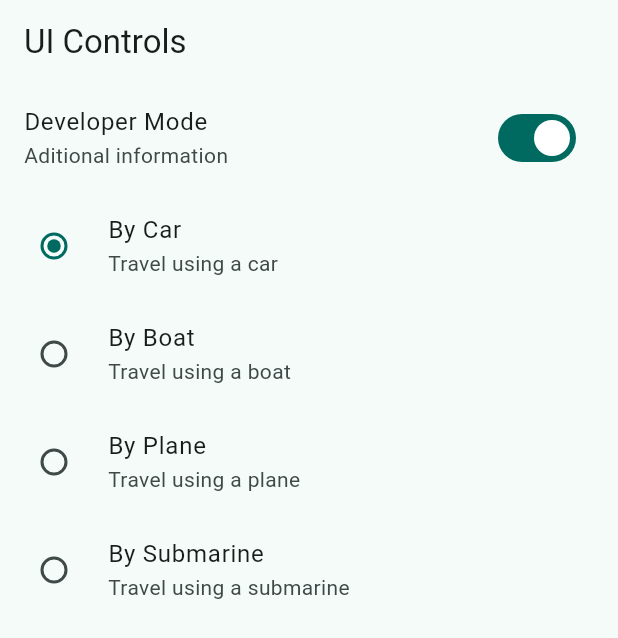
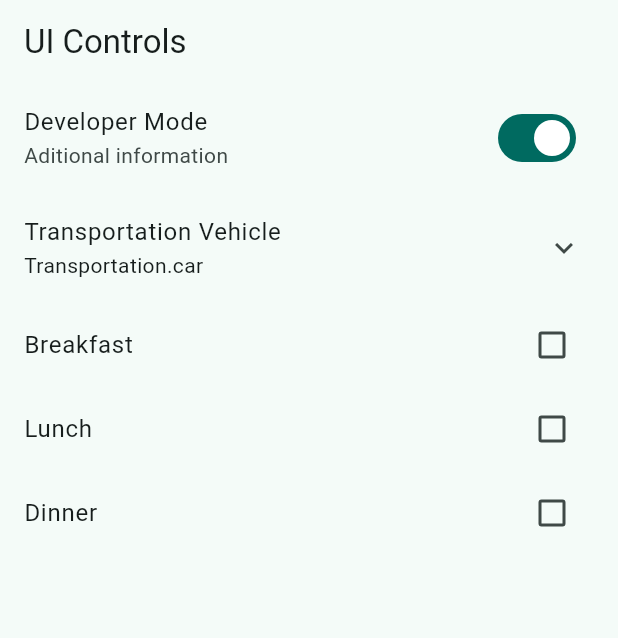
Before and after one commit to fabiofons/widget-app, a Flutter app: the UiControlsScreen screen opened by its route, on a phone screen of 412 x 824 dp. Shown: the top 638 px of the screen. Run offline on Flutter 3.47's test engine with Material 3 defaults, Android fonts, the phone set to English and light mode, and no system bars; our stand-ins replace go_router.

```diff
--- a/lib/presentation/screens/ui_controls/ui_controls_screen.dart
+++ b/lib/presentation/screens/ui_controls/ui_controls_screen.dart
@@ -1,7 +1,6 @@
 import 'package:flutter/material.dart';
 
 class UiControlsScreen extends StatelessWidget {
-
   static const name = 'ui_controls_screen';
 
   const UiControlsScreen({super.key});
@@ -27,9 +26,11 @@ class _UiControlsScreen extends StatefulWidget {
 enum Transportation { car, plane, boat, submarine }
 
 class _UiControlsScreenState extends State<_UiControlsScreen> {
-
   bool isDeveloper = true;
   Transportation seletedTransportation = Transportation.car;
+  bool wantsBreakfast = false;
+  bool wantsLunch = false;
+  bool wantsDinner = false;
 
   @override
   Widget build(BuildContext context) {
@@ -42,9 +43,11 @@ class _UiControlsScreenState extends State<_UiControlsScreen> {
             value: isDeveloper,
             onChanged: (value) => setState(() {
                   isDeveloper = value;
-            }
-          )
-        ),
+                })),
+        ExpansionTile(
+          title: const Text('Transportation Vehicle'),
+          subtitle: Text('$seletedTransportation'),
+          children: [
             RadioListTile(
               title: const Text('By Car'),
               subtitle: const Text('Travel using a car'),
@@ -82,6 +85,29 @@ class _UiControlsScreenState extends State<_UiControlsScreen> {
               }),
             ),
           ],
+        ),
+        CheckboxListTile(
+          title: const Text('Breakfast'),
+          value: wantsBreakfast,
+          onChanged: (value) => setState(() {
+            wantsBreakfast = !wantsBreakfast;
+          }),
+        ),
+        CheckboxListTile(
+          title: const Text('Lunch'),
+          value: wantsLunch,
+          onChanged: (value) => setState(() {
+            wantsLunch = !wantsLunch;
+          }),
+        ),
+        CheckboxListTile(
+          title: const Text('Dinner'),
+          value: wantsDinner,
+          onChanged: (value) => setState(() {
+            wantsDinner = !wantsDinner;
+          }),
+        ),
+      ],
     );
   }
 }
```
Lines whose indentation alone changed are shown as unchanged.
